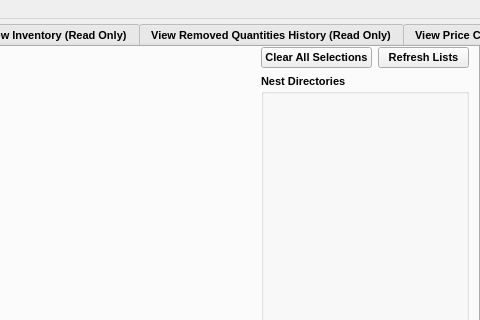
TheCodingJsoftware/Invigo, file ui/main_menu.ui: the form before one commit; both pictures show x 494 to 974 and y 0 to 320 of the 974 by 590 pixel window.
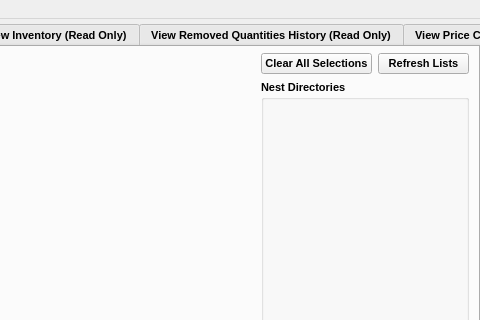
The form after the commit. The open tabs and pages were chosen to show the change.

What changed in the file:
```diff
--- a/ui/main_menu.ui
+++ b/ui/main_menu.ui
@@ -1159,6 +1159,9 @@
            <layout class="QVBoxLayout" name="verticalLayout_nest_directories" stretch="0,1,0,0">
             <item>
              <layout class="QHBoxLayout" name="horizontalLayout_20">
+              <property name="topMargin">
+               <number>6</number>
+              </property>
               <item>
                <widget class="QPushButton" name="pushButton_clear_selections">
                 <property name="text">
```
Left out of the diff: 16 changed lines with no effect on the pictures.
